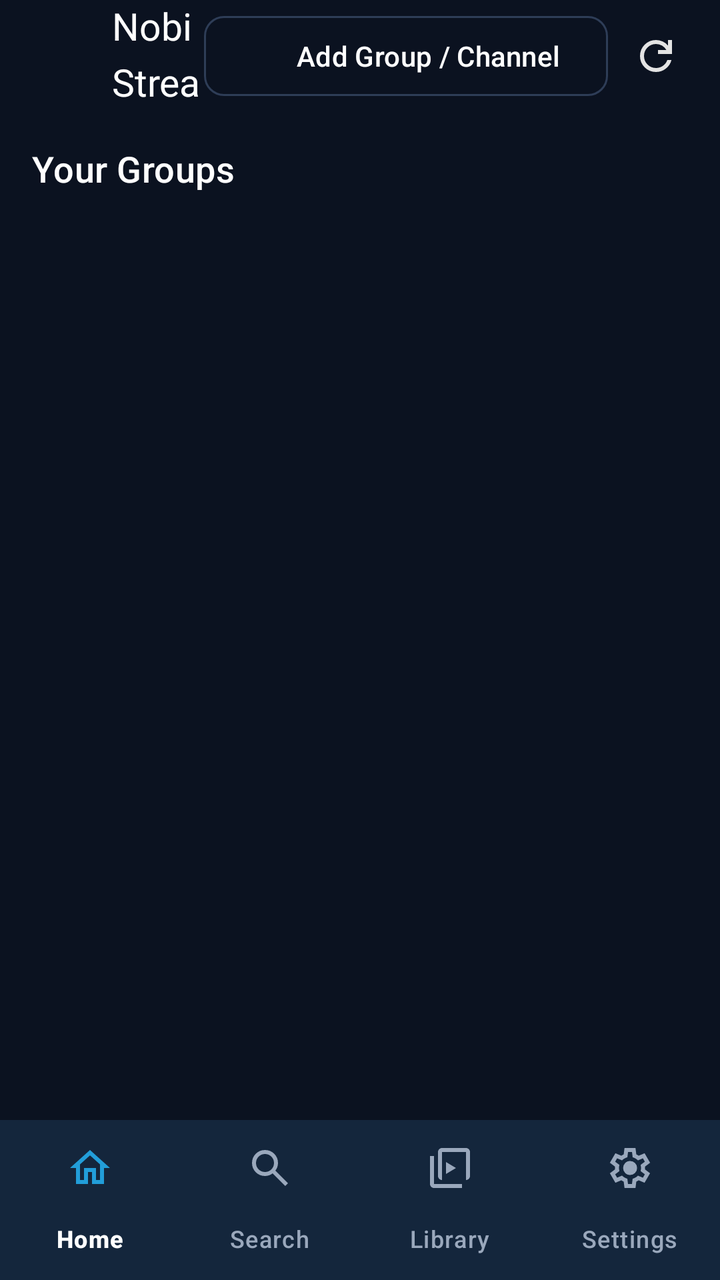
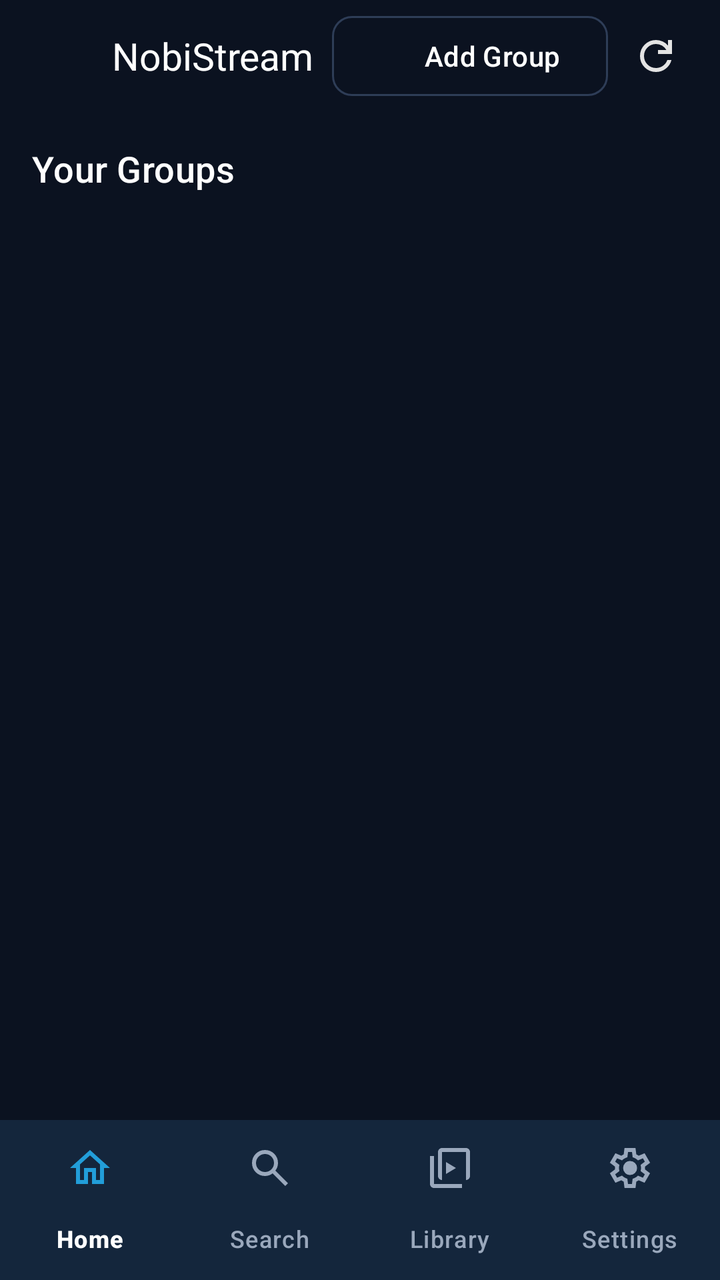

Before-and-after screenshots of an Android layout around one commit, followed by the original layout XML and the change that was made.
<!-- AndroidManifest.xml: application theme Theme.NobiStream -->
<!-- res/layout/activity_main.xml -->
<?xml version="1.0" encoding="utf-8"?>
<LinearLayout xmlns:android="http://schemas.android.com/apk/res/android"
    xmlns:app="http://schemas.android.com/apk/res-auto"
    android:layout_width="match_parent"
    android:layout_height="match_parent"
    android:fitsSystemWindows="true"
    android:orientation="vertical">

    
    <LinearLayout
        android:layout_width="match_parent"
        android:layout_height="@dimen/toolbar_height"
        android:gravity="center_vertical"
        android:orientation="horizontal"
        android:paddingStart="@dimen/screen_margin"
        android:paddingEnd="@dimen/spacing_8">

        <ImageView
            android:layout_width="@dimen/icon_size_large"
            android:layout_height="@dimen/icon_size_large"
            android:contentDescription="@string/app_name"
            android:src="@mipmap/ic_launcher" />

        <TextView
            style="@style/Text.NobiStream.BrandTitle"
            android:layout_width="0dp"
            android:layout_height="wrap_content"
            android:layout_marginStart="@dimen/spacing_12"
            android:layout_weight="1"
            android:text="@string/home_title" />

        <com.google.android.material.button.MaterialButton
            android:id="@+id/addGroupButton"
            style="@style/Widget.NobiStream.Button.Secondary"
            android:layout_width="wrap_content"
            android:layout_height="@dimen/button_height_small"
            android:text="@string/home_add_group"
            app:icon="@drawable/ic_add" />

        <ImageButton
            android:id="@+id/homeRefreshButton"
            android:layout_width="@dimen/icon_button_size"
            android:layout_height="@dimen/icon_button_size"
            android:background="?attr/selectableItemBackgroundBorderless"
            android:contentDescription="@string/home_refresh"
            android:src="@drawable/ic_refresh" />

        <ProgressBar
            android:id="@+id/homeRefreshProgress"
            android:layout_width="24dp"
            android:layout_height="24dp"
            android:layout_marginStart="@dimen/spacing_8"
            android:layout_marginEnd="@dimen/spacing_8"
            android:indeterminateTint="@color/primary"
            android:visibility="gone" />
    </LinearLayout>

    <FrameLayout
        android:layout_width="match_parent"
        android:layout_height="0dp"
        android:layout_weight="1">

        
        <androidx.core.widget.NestedScrollView
            android:id="@+id/homeScroll"
            android:layout_width="match_parent"
            android:layout_height="match_parent"
            android:fillViewport="false">

            <LinearLayout
                android:layout_width="match_parent"
                android:layout_height="wrap_content"
                android:orientation="vertical">

                
                <LinearLayout
                    android:id="@+id/heroSection"
                    android:layout_width="match_parent"
                    android:layout_height="wrap_content"
                    android:orientation="vertical"
                    android:paddingStart="@dimen/screen_margin"
                    android:paddingTop="@dimen/spacing_16"
                    android:paddingEnd="@dimen/screen_margin"
                    android:visibility="gone">

                    <com.google.android.material.card.MaterialCardView
                        android:id="@+id/heroCard"
                        style="@style/Widget.NobiStream.Card"
                        android:layout_width="match_parent"
                        android:layout_height="wrap_content"
                        android:clipToOutline="true">

                        <androidx.constraintlayout.widget.ConstraintLayout
                            android:layout_width="match_parent"
                            android:layout_height="wrap_content">

                            <ImageView
                                android:id="@+id/heroThumb"
                                android:layout_width="0dp"
                                android:layout_height="0dp"
                                android:contentDescription="@string/home_continue_watching"
                                android:scaleType="centerCrop"
                                android:src="@drawable/ic_video_placeholder"
                                app:layout_constraintDimensionRatio="16:9"
                                app:layout_constraintEnd_toEndOf="parent"
                                app:layout_constraintStart_toStartOf="parent"
                                app:layout_constraintTop_toTopOf="parent" />

                            <View
                                android:id="@+id/heroScrim"
                                android:layout_width="0dp"
                                android:layout_height="0dp"
                                android:background="@drawable/bg_hero_scrim"
                                app:layout_constraintBottom_toBottomOf="@id/heroThumb"
                                app:layout_constraintEnd_toEndOf="@id/heroThumb"
                                app:layout_constraintStart_toStartOf="@id/heroThumb"
                                app:layout_constraintTop_toTopOf="@id/heroThumb" />

                            <TextView
                                android:id="@+id/heroTitle"
                                style="@style/Text.NobiStream.Subhead"
                                android:layout_width="0dp"
                                android:layout_height="wrap_content"
                                android:layout_marginStart="@dimen/spacing_16"
                                android:layout_marginEnd="@dimen/spacing_16"
                                android:ellipsize="end"
                                android:maxLines="2"
                                android:textColor="@color/text_primary"
                                app:layout_constraintBottom_toTopOf="@id/heroMeta"
                                app:layout_constraintEnd_toEndOf="parent"
                                app:layout_constraintStart_toStartOf="parent" />

                            <TextView
                                android:id="@+id/heroMeta"
                                android:layout_width="0dp"
                                android:layout_height="wrap_content"
                                android:layout_marginStart="@dimen/spacing_16"
                                android:layout_marginEnd="@dimen/spacing_16"
                                android:layout_marginBottom="@dimen/spacing_12"
                                android:ellipsize="end"
                                android:maxLines="1"
                                android:textColor="#E3E3E3"
                                android:textSize="@dimen/text_caption"
                                app:layout_constraintBottom_toTopOf="@id/heroResumeButton"
                                app:layout_constraintEnd_toEndOf="parent"
                                app:layout_constraintStart_toStartOf="parent" />

                            <com.google.android.material.button.MaterialButton
                                android:id="@+id/heroResumeButton"
                                style="@style/Widget.NobiStream.Button.Primary.Small"
                                android:layout_width="wrap_content"
                                android:layout_height="40dp"
                                android:layout_marginStart="@dimen/spacing_16"
                                android:layout_marginBottom="@dimen/spacing_16"
                                app:cornerRadius="20dp"
                                app:icon="@drawable/ic_play"
                                app:layout_constraintBottom_toBottomOf="@id/heroThumb"
                                app:layout_constraintStart_toStartOf="parent" />
                        </androidx.constraintlayout.widget.ConstraintLayout>
                    </com.google.android.material.card.MaterialCardView>
                </LinearLayout>

                
                <LinearLayout
                    android:id="@+id/continueHeader"
                    android:layout_width="match_parent"
                    android:layout_height="wrap_content"
                    android:gravity="center_vertical"
                    android:paddingStart="@dimen/screen_margin"
                    android:paddingTop="@dimen/spacing_16"
                    android:paddingEnd="@dimen/spacing_8"
                    android:visibility="gone">

                    <TextView
                        android:id="@+id/continueTitle"
                        style="@style/Text.NobiStream.Section"
                        android:layout_width="0dp"
                        android:layout_height="wrap_content"
                        android:layout_weight="1"
                        android:text="@string/home_continue_watching" />

                    <TextView
                        android:id="@+id/continueSeeAll"
                        android:layout_width="wrap_content"
                        android:layout_height="wrap_content"
                        android:background="?attr/selectableItemBackground"
                        android:fontFamily="sans-serif-medium"
                        android:paddingStart="@dimen/spacing_12"
                        android:paddingTop="@dimen/spacing_8"
                        android:paddingEnd="@dimen/spacing_12"
                        android:paddingBottom="@dimen/spacing_8"
                        android:text="@string/home_see_all"
                        android:textColor="@color/primary"
                        android:textSize="13sp" />
                </LinearLayout>

                
                <androidx.recyclerview.widget.RecyclerView
                    android:id="@+id/continueRecycler"
                    android:layout_width="match_parent"
                    android:layout_height="196dp"
                    android:layout_marginTop="@dimen/spacing_8"
                    android:clipToPadding="false"
                    android:nestedScrollingEnabled="false"
                    android:orientation="horizontal"
                    android:paddingStart="@dimen/spacing_8"
                    android:paddingEnd="@dimen/spacing_8"
                    android:visibility="gone"
                    app:layoutManager="androidx.recyclerview.widget.LinearLayoutManager" />

                
                <LinearLayout
                    android:layout_width="match_parent"
                    android:layout_height="wrap_content"
                    android:layout_marginTop="@dimen/spacing_16"
                    android:gravity="center_vertical"
                    android:orientation="horizontal"
                    android:paddingStart="@dimen/screen_margin"
                    android:paddingEnd="@dimen/screen_margin">

                    <TextView
                        style="@style/Text.NobiStream.Section"
                        android:layout_width="0dp"
                        android:layout_height="wrap_content"
                        android:layout_weight="1"
                        android:text="@string/home_groups" />
                </LinearLayout>

                <androidx.recyclerview.widget.RecyclerView
                    android:id="@+id/groupsRecycler"
                    android:layout_width="match_parent"
                    android:layout_height="wrap_content"
                    android:layout_marginTop="@dimen/spacing_8"
                    android:nestedScrollingEnabled="false"
                    android:paddingBottom="@dimen/spacing_8"
                    app:layoutManager="androidx.recyclerview.widget.LinearLayoutManager" />
            </LinearLayout>
        </androidx.core.widget.NestedScrollView>

        
        <androidx.core.widget.NestedScrollView
            android:id="@+id/libraryContainer"
            android:layout_width="match_parent"
            android:layout_height="match_parent"
            android:fillViewport="false"
            android:visibility="gone">

            <LinearLayout
                android:layout_width="match_parent"
                android:layout_height="wrap_content"
                android:orientation="vertical">

                <LinearLayout
                    android:id="@+id/libraryHeader"
                    android:layout_width="match_parent"
                    android:layout_height="wrap_content"
                    android:layout_marginTop="@dimen/spacing_16"
                    android:gravity="center_vertical"
                    android:orientation="horizontal"
                    android:paddingStart="@dimen/screen_margin"
                    android:paddingEnd="@dimen/spacing_8"
                    android:visibility="gone">

                    <TextView
                        style="@style/Text.NobiStream.Section"
                        android:layout_width="0dp"
                        android:layout_height="wrap_content"
                        android:layout_weight="1"
                        android:text="@string/home_library" />

                    <ImageButton
                        android:id="@+id/librarySortButton"
                        android:layout_width="@dimen/icon_button_size"
                        android:layout_height="@dimen/icon_button_size"
                        android:background="?attr/selectableItemBackgroundBorderless"
                        android:contentDescription="@string/home_sort"
                        android:src="@drawable/ic_sort" />
                </LinearLayout>

                <HorizontalScrollView
                    android:id="@+id/libraryFilterScroll"
                    android:layout_width="match_parent"
                    android:layout_height="wrap_content"
                    android:scrollbars="none"
                    android:visibility="gone">

                    
                    <LinearLayout
                        android:layout_width="wrap_content"
                        android:layout_height="wrap_content"
                        android:gravity="center_vertical"
                        android:orientation="horizontal"
                        android:paddingStart="@dimen/screen_margin"
                        android:paddingTop="@dimen/spacing_8"
                        android:paddingEnd="@dimen/screen_margin">

                        <com.google.android.material.chip.ChipGroup
                            android:id="@+id/libraryFilterChips"
                            android:layout_width="wrap_content"
                            android:layout_height="wrap_content"
                            app:chipSpacingHorizontal="@dimen/chip_gap"
                            app:selectionRequired="true"
                            app:singleSelection="true">

                            <com.google.android.material.chip.Chip
                                android:id="@+id/libChipAll"
                                style="@style/Widget.NobiStream.Chip.Filter"
                                android:layout_width="wrap_content"
                                android:layout_height="wrap_content"
                                android:checkable="true"
                                android:checked="true"
                                android:text="@string/channel_filter_all" />

                            <com.google.android.material.chip.Chip
                                android:id="@+id/libChip480"
                                style="@style/Widget.NobiStream.Chip.Filter"
                                android:layout_width="wrap_content"
                                android:layout_height="wrap_content"
                                android:checkable="true"
                                android:text="480p" />

                            <com.google.android.material.chip.Chip
                                android:id="@+id/libChip720"
                                style="@style/Widget.NobiStream.Chip.Filter"
                                android:layout_width="wrap_content"
                                android:layout_height="wrap_content"
                                android:checkable="true"
                                android:text="720p" />

                            <com.google.android.material.chip.Chip
                                android:id="@+id/libChip1080"
                                style="@style/Widget.NobiStream.Chip.Filter"
                                android:layout_width="wrap_content"
                                android:layout_height="wrap_content"
                                android:checkable="true"
                                android:text="1080p" />

                            <com.google.android.material.chip.Chip
                                android:id="@+id/libChip4k"
                                style="@style/Widget.NobiStream.Chip.Filter"
                                android:layout_width="wrap_content"
                                android:layout_height="wrap_content"
                                android:checkable="true"
                                android:text="4K" />
                        </com.google.android.material.chip.ChipGroup>

                        <com.google.android.material.chip.Chip
                            android:id="@+id/libChipSmart"
                            style="@style/Widget.NobiStream.Chip.Filter"
                            android:layout_width="wrap_content"
                            android:layout_height="wrap_content"
                            android:layout_marginStart="@dimen/chip_gap"
                            android:checkable="true"
                            android:checked="true"
                            android:text="@string/channel_filter_smart" />
                    </LinearLayout>
                </HorizontalScrollView>

                <androidx.recyclerview.widget.RecyclerView
                    android:id="@+id/libraryRecycler"
                    android:layout_width="match_parent"
                    android:layout_height="wrap_content"
                    android:layout_marginTop="@dimen/spacing_8"
                    android:clipToPadding="false"
                    android:nestedScrollingEnabled="false"
                    android:paddingStart="@dimen/screen_margin"
                    android:paddingEnd="@dimen/screen_margin"
                    android:paddingBottom="@dimen/spacing_8" />

                
                <LinearLayout
                    android:id="@+id/libraryLoadMoreFooter"
                    android:layout_width="match_parent"
                    android:layout_height="wrap_content"
                    android:gravity="center"
                    android:orientation="horizontal"
                    android:padding="@dimen/spacing_12"
                    android:visibility="gone">

                    <ProgressBar
                        android:layout_width="24dp"
                        android:layout_height="24dp"
                        android:indeterminateTint="@color/primary" />

                    <TextView
                        android:layout_width="wrap_content"
                        android:layout_height="wrap_content"
                        android:layout_marginStart="@dimen/spacing_8"
                        android:text="@string/channel_loading_more"
                        android:textColor="@color/text_secondary"
                        android:textSize="@dimen/text_caption" />
                </LinearLayout>

                <com.nobi.nobistream.ui.components.EmptyStateView
                    android:id="@+id/libraryEmptyState"
                    android:layout_width="match_parent"
                    android:layout_height="wrap_content"
                    android:paddingTop="@dimen/spacing_24"
                    android:paddingBottom="@dimen/spacing_24"
                    android:visibility="gone" />

                <com.nobi.nobistream.ui.components.ErrorStateView
                    android:id="@+id/libraryErrorState"
                    android:layout_width="match_parent"
                    android:layout_height="wrap_content"
                    android:paddingTop="@dimen/spacing_24"
                    android:paddingBottom="@dimen/spacing_24"
                    android:visibility="gone" />
            </LinearLayout>
        </androidx.core.widget.NestedScrollView>

        
        <com.nobi.nobistream.ui.components.EmptyStateView
            android:id="@+id/emptyState"
            android:layout_width="match_parent"
            android:layout_height="match_parent"
            android:visibility="gone" />
    </FrameLayout>

    <include
        android:id="@+id/bottomNav"
        layout="@layout/layout_bottom_nav"
        android:layout_width="match_parent"
        android:layout_height="wrap_content" />
</LinearLayout>
<!-- res/layout/layout_bottom_nav.xml (included above) -->
<?xml version="1.0" encoding="utf-8"?>
<com.google.android.material.bottomnavigation.BottomNavigationView xmlns:android="http://schemas.android.com/apk/res/android"
    xmlns:app="http://schemas.android.com/apk/res-auto"
    android:id="@+id/bottomNav"
    android:layout_width="match_parent"
    android:layout_height="@dimen/nav_bar_height"
    android:background="@color/surface"
    android:fitsSystemWindows="true"
    app:itemActiveIndicatorStyle="@style/Widget.NobiStream.BottomNav.ActiveIndicator"
    app:itemIconTint="@color/nav_icon_tint"
    app:itemTextColor="@color/nav_label_tint"
    app:labelVisibilityMode="labeled"
    app:menu="@menu/bottom_nav" />
<!-- resources referenced by this layout -->
<resources>
  <color name="primary">#229ED9</color>
  <color name="surface">#131C2E</color>
  <color name="text_primary">#FFFFFF</color>
  <color name="text_secondary">#9AA8BC</color>
  <dimen name="button_height_small">48dp</dimen>
  <dimen name="chip_gap">8dp</dimen>
  <dimen name="icon_button_size">48dp</dimen>
  <dimen name="icon_size_large">28dp</dimen>
  <dimen name="nav_bar_height">80dp</dimen>
  <dimen name="screen_margin">16dp</dimen>
  <dimen name="spacing_12">12dp</dimen>
  <dimen name="spacing_16">16dp</dimen>
  <dimen name="spacing_24">24dp</dimen>
  <dimen name="spacing_8">8dp</dimen>
  <dimen name="text_caption">12sp</dimen>
  <dimen name="toolbar_height">56dp</dimen>
  <string name="app_name">NobiStream</string>
  <string name="channel_filter_all">All</string>
  <string name="channel_filter_smart">Smart</string>
  <string name="channel_loading_more">Loading more videos…</string>
  <string name="home_add_group">Add Group / Channel</string>
  <string name="home_continue_watching">Continue Watching</string>
  <string name="home_groups">Your Groups</string>
  <string name="home_library">Your Library</string>
  <string name="home_refresh">Refresh groups</string>
  <string name="home_see_all">See all</string>
  <string name="home_sort">Sort library</string>
  <string name="home_title">NobiStream</string>
  <style name="Widget.NobiStream.Button.Primary.Small" parent="Widget.NobiStream.Button.Primary">
          <item name="android:minHeight">@dimen/button_height_small</item>
          <item name="android:textSize">@dimen/text_body</item>
      </style>
  <style name="Widget.NobiStream.Card" parent="Widget.Material3.CardView.Elevated">
          <item name="cardCornerRadius">@dimen/corner_medium</item>
          <item name="cardBackgroundColor">@color/surface</item>
          <item name="cardElevation">@dimen/elevation_2</item>
      </style>
  <dimen name="text_brand">19sp</dimen>
  <dimen name="text_section">18sp</dimen>
  <dimen name="text_subhead">16sp</dimen>
  <color name="nav_indicator">#33229ED9</color>
  <style name="Widget.NobiStream.Button.Primary" parent="Widget.Material3.Button">
          <item name="android:minHeight">@dimen/button_height</item>
          <item name="cornerRadius">@dimen/corner_small</item>
      </style>
  <dimen name="text_body">14sp</dimen>
  <dimen name="corner_small">10dp</dimen>
  <color name="outline">#2E3D57</color>
  <dimen name="corner_medium">16dp</dimen>
  <dimen name="elevation_2">2dp</dimen>
  <dimen name="chip_height">36dp</dimen>
  <dimen name="chip_padding">12dp</dimen>
  <dimen name="card_stroke_width">1dp</dimen>
  <dimen name="corner_full">999dp</dimen>
  <color name="primary_dark">#1B7FB8</color>
  <color name="background">#0B1220</color>
  <color name="surface_variant">#1B2740</color>
  <color name="on_surface_variant">#C4D0E0</color>
  <color name="error">#E5484D</color>
  <color name="on_error">#FFFFFF</color>
  <style name="Theme.NobiStream.BottomSheetDialog" parent="ThemeOverlay.Material3.BottomSheetDialog">
          <item name="bottomSheetStyle">@style/Widget.NobiStream.BottomSheet</item>
      </style>
  <dimen name="button_height">52dp</dimen>
  <style name="Shape.NobiStream.Dialog" parent="ShapeAppearance.Material3.MediumComponent">
          <item name="cornerFamily">rounded</item>
          <item name="cornerSize">@dimen/corner_dialog</item>
      </style>
  <style name="Widget.NobiStream.Button.Text" parent="Widget.Material3.Button.TextButton">
          <item name="android:minHeight">@dimen/button_height_small</item>
          <item name="android:textColor">@color/primary</item>
      </style>
  <style name="Widget.NobiStream.BottomSheet" parent="Widget.Material3.BottomSheet">
          <item name="backgroundTint">@color/surface</item>
          <item name="shapeAppearance">@style/Shape.NobiStream.BottomSheet</item>
      </style>
  <dimen name="corner_dialog">24dp</dimen>
  <dimen name="corner_sheet">24dp</dimen>
  <!-- unchanged entries left out for length: 19 -->
</resources>

<!-- the commit's change to res/layout/activity_main.xml (unified diff, before → after) -->
@@ -27,6 +27,8 @@
             android:layout_height="wrap_content"
             android:layout_marginStart="@dimen/spacing_12"
             android:layout_weight="1"
+            android:ellipsize="end"
+            android:maxLines="1"
             android:text="@string/home_title" />
 
         <com.google.android.material.button.MaterialButton
@@ -34,7 +36,7 @@
             style="@style/Widget.NobiStream.Button.Secondary"
             android:layout_width="wrap_content"
             android:layout_height="@dimen/button_height_small"
-            android:text="@string/home_add_group"
+            android:text="@string/home_add_group_short"
             app:icon="@drawable/ic_add" />
 
         <ImageButton
<!-- resource entries referenced after the edit -->
@@ -20,7 +20,7 @@
   <string name="channel_filter_all">All</string>
   <string name="channel_filter_smart">Smart</string>
   <string name="channel_loading_more">Loading more videos…</string>
-  <string name="home_add_group">Add Group / Channel</string>
+  <string name="home_add_group_short">Add Group</string>
   <string name="home_continue_watching">Continue Watching</string>
   <string name="home_groups">Your Groups</string>
   <string name="home_library">Your Library</string>
